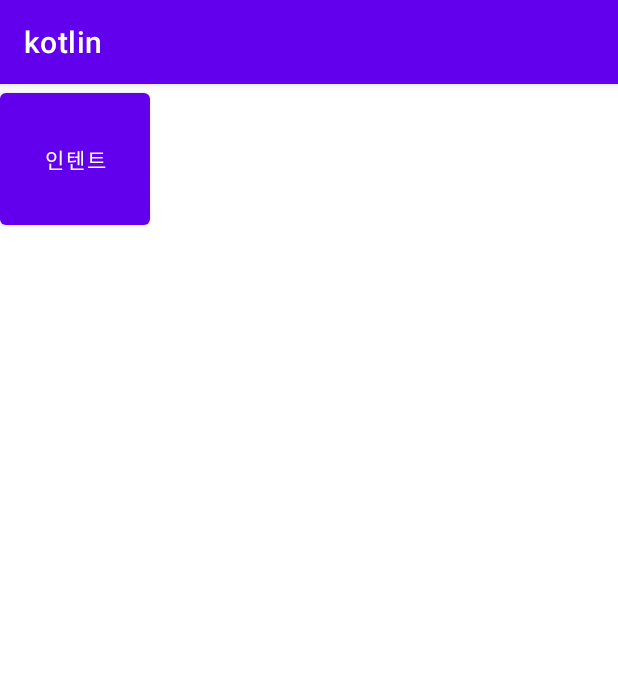
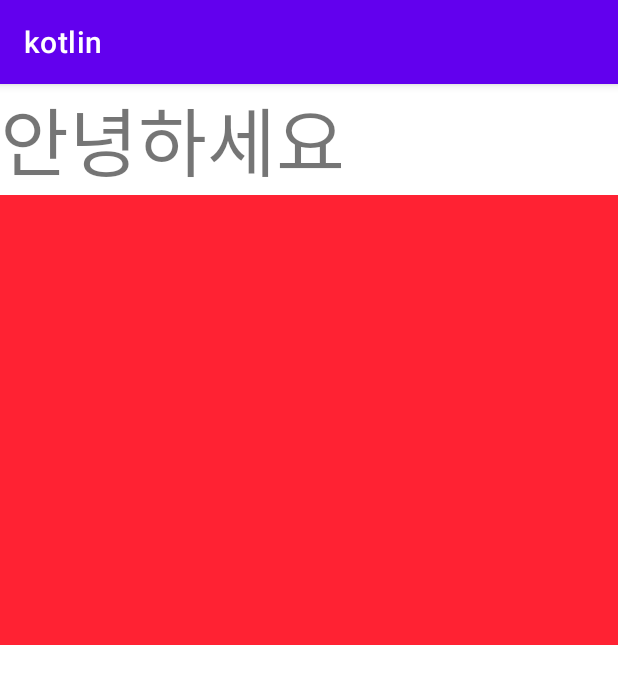
Before and after one commit to kimyeonghwi/kotlin_Start, an Android app: the screen it shows after launch (Intent1 before the commit, Fragment after it), on a phone screen of 412 x 824 dp. Shown: the top 684 px of the screen. Run offline under Robolectric (Android 15) with nearby library versions, the phone set to English and light mode, and no system bars.

Commit message:
ㅗㅜㅑ

```diff
--- /dev/null
+++ b/app/src/main/java/com/example/kotlin/Fragment.kt
@@ -0,0 +1,39 @@
+package com.example.kotlin
+
+import androidx.appcompat.app.AppCompatActivity
+import android.os.Bundle
+import android.util.Log
+
+class Fragment : AppCompatActivity() {
+    override fun onCreate(savedInstanceState: Bundle?) {
+        super.onCreate(savedInstanceState)
+        setContentView(R.layout.activity_fragment)
+        Log.d("life_Cycle" , "onCreate")
+    }
+
+
+    override fun onStart() {
+        super.onStart()
+        Log.d("life_Cycle" , "onStart")
+    }
+
+    override fun onResume() {
+        super.onResume()
+        Log.d("life_Cycle" , "onResume")
+    }
+
+    override fun onPause() {
+        super.onPause()
+        Log.d("life_Cycle" , "onPause")
+    }
+
+    override fun onStop() {
+        super.onStop()
+        Log.d("life_Cycle" , "onStop")
+    }
+
+    override fun onDestroy() {
+        super.onDestroy()
+        Log.d("life_Cycle" , "onDestroy")
+    }
+}
--- /dev/null
+++ b/app/src/main/java/com/example/kotlin/FragmentOne.kt
@@ -0,0 +1,77 @@
+package com.example.kotlin
+
+import android.content.Context
+import android.os.Bundle
+import android.util.Log
+import android.view.LayoutInflater
+import android.view.View
+import android.view.ViewGroup
+import androidx.fragment.app.Fragment
+
+class FragmentOne:Fragment(){
+
+    override fun onAttach(context: Context) {
+        Log.d("life_Cycle" , "F onAttach")
+        super.onAttach(context)
+    }
+
+    override fun onCreate(savedInstanceState: Bundle?) {
+        Log.d("life_Cycle" , "F onCreate")
+        super.onCreate(savedInstanceState)
+    }
+
+    override fun onCreateView(
+        inflater: LayoutInflater,
+        container: ViewGroup?,
+        savedInstanceState: Bundle?
+    ): View? {
+        Log.d("life_Cycle" , "F onCreateView")
+        //프래그먼트가 인터페이스를 처음으로 그릴때 호출된다.
+        //inflater -> 뷰를 그려주는 역활
+        //container -> 부모뷰 내가 들어갈곳
+
+        return inflater.inflate(R.layout.fragment_one ,container,false)
+
+    }
+
+    override fun onViewCreated(view: View, savedInstanceState: Bundle?) {
+        Log.d("life_Cycle" , "F onViewCreated")
+        super.onViewCreated(view, savedInstanceState)
+    }
+
+    override fun onActivityCreated(savedInstanceState: Bundle?) {
+        Log.d("life_Cycle" , "F onActivityCreated")
+        super.onActivityCreated(savedInstanceState)
+    }
+
+    override fun onStart() {
+        Log.d("life_Cycle" , "F onStart")
+        super.onStart()
+    }
+
+    override fun onResume() {
+        Log.d("life_Cycle" , "F onResume")
+        super.onResume()
+    }
+
+    override fun onPause() {
+        Log.d("life_Cycle" , "F onPause")
+        super.onPause()
+    }
+
+    override fun onStop() {
+        Log.d("life_Cycle" , "F onStop")
+        super.onStop()
+    }
+
+    override fun onDestroyView() {
+        Log.d("life_Cycle" , "F onDestroyView")
+        super.onDestroyView()
+    }
+
+    override fun onDetach() {
+        Log.d("life_Cycle" , "F onDetach")
+        super.onDetach()
+    }
+
+}
--- a/app/src/main/java/com/example/kotlin/Intent1.kt
+++ b/app/src/main/java/com/example/kotlin/Intent1.kt
@@ -39,6 +39,7 @@ class Intent1 : AppCompatActivity() {
 //============================== 2번 실습 (암시적인텐트) ======================
             val intent = Intent(Intent.ACTION_VIEW, Uri.parse("http://m.naver.com"))
             startActivity(intent)
+
         }
     }
 
--- a/app/src/main/res/drawable-v24/stroke.xml
+++ b/app/src/main/res/drawable-v24/stroke.xml
@@ -4,6 +4,6 @@
 
     <stroke
         android:color="#2196F3"
-        android:width="20dp"/>
+        android:width="1dp"/>
 
 </shape>
--- /dev/null
+++ b/app/src/main/res/layout/activity_fragment.xml
@@ -0,0 +1,22 @@
+<?xml version="1.0" encoding="utf-8"?>
+<LinearLayout xmlns:android="http://schemas.android.com/apk/res/android"
+    xmlns:app="http://schemas.android.com/apk/res-auto"
+    xmlns:tools="http://schemas.android.com/tools"
+    android:layout_width="match_parent"
+    android:layout_height="match_parent"
+    android:orientation="vertical"
+    tools:context=".Fragment">
+
+    <TextView
+        android:layout_width="wrap_content"
+        android:layout_height="wrap_content"
+        android:text="안녕하세요"
+        android:textSize="50dp" />
+
+    <fragment
+        android:id="@+id/fragment_one"
+        android:name="com.example.kotlin.FragmentOne"
+        android:layout_width="match_parent"
+        android:layout_height="300dp"/>
+
+</LinearLayout>
--- /dev/null
+++ b/app/src/main/res/layout/fragment_one.xml
@@ -0,0 +1,8 @@
+<?xml version="1.0" encoding="utf-8"?>
+<LinearLayout
+    xmlns:android="http://schemas.android.com/apk/res/android"
+    android:layout_width="match_parent"
+    android:layout_height="match_parent"
+    android:background="#ff2233">
+
+</LinearLayout>
```
Also changed, not shown: app/src/main/AndroidManifest.xml (+5 -5 lines), app/src/main/java/com/example/kotlin/OpenInternet.kt (added, +47 -0 lines), app/src/main/res/layout/activity_open_internet.xml (added, +28 -0 lines), 2 other files.
